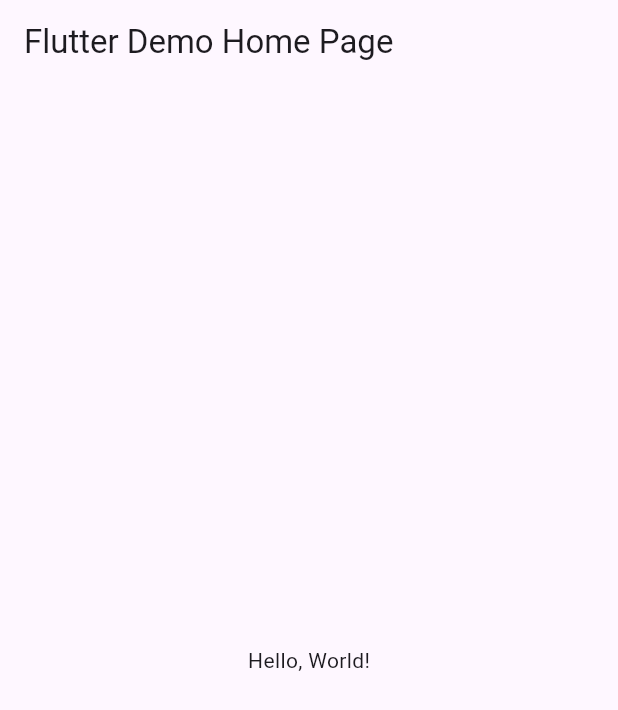
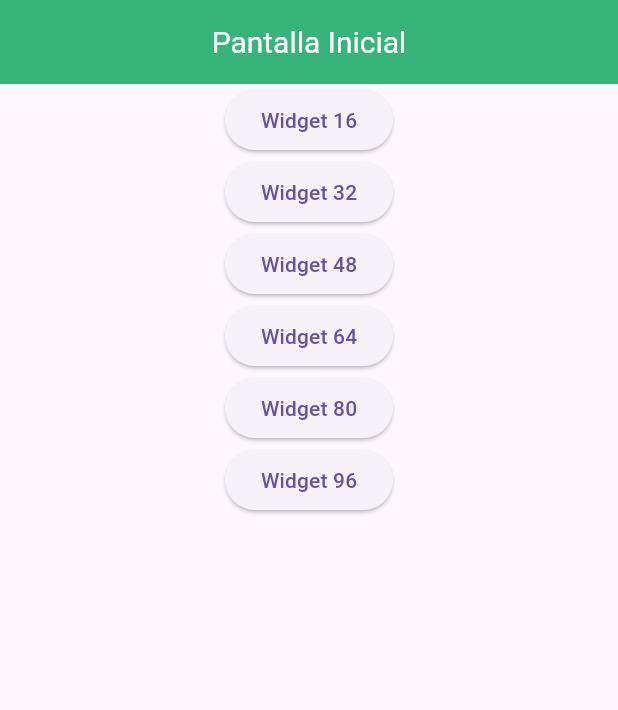
Before and after one commit to Alondra-Ramirez-Sandoval-1092/act7_android_1092, a Flutter app: the screen it shows after launch, on a phone screen of 412 x 824 dp. Shown: the top 710 px of the screen. Run offline on Flutter 3.47's test engine with Material 3 defaults, Android fonts, the phone set to English and light mode, and no system bars.

Commit message:
act 7 subida

```diff
--- a/lib/main.dart
+++ b/lib/main.dart
@@ -1,43 +1,33 @@
 import 'package:flutter/material.dart';
+import 'package:ramirezrutas/pagina_inicial.dart';
+import 'package:ramirezrutas/widget_cuarentayocho.dart';
+import 'package:ramirezrutas/widget_dieciseis.dart';
+import 'package:ramirezrutas/widget_noventayseis.dart';
+import 'package:ramirezrutas/widget_ochenta.dart';
+import 'package:ramirezrutas/widget_sesentaycuatro.dart';
+import 'package:ramirezrutas/widget_treintaydos.dart';
 
-void main() => runApp(MyApp());
+void main() => runApp(MiRutas());
 
-class MyApp extends StatelessWidget {
-  const MyApp({super.key});
-  // This widget is the root of your application.
+class MiRutas extends StatelessWidget {
+  const MiRutas({Key? key}) : super(key: key);
+
   @override
   Widget build(BuildContext context) {
     return MaterialApp(
-      // Application name
-      title: 'Flutter Hello World',
-      // Application theme data, you can set the colors for the application as
-      // you want
-      theme: ThemeData(
-        // useMaterial3: false,
-        primarySwatch: Colors.blue,
-      ),
-      // A widget which will be started on application startup
-      home: MyHomePage(title: 'Flutter Demo Home Page'),
+      debugShowCheckedModeBanner: false,
+      title: 'Rutas entre paginas',
+      routes: {
+        // When navigating to the "/" route, build the FirstScreen widget.
+        '/': (context) => const PantallaUno(),
+        // When navigating to the "/second" route, build the SecondScreen widget.
+        '/pantalla16': (context) => const WidgetDieciseis(),
+        '/pantalla32': (context) => const WidgetTreintaydos(),
+        '/pantalla48': (context) => const WidgetCuarentayocho(),
+        '/pantalla64': (context) => const WidgetSesentaycuatro(),
+        '/pantalla80': (context) => const WidgetOchenta(),
+        '/pantalla96': (context) => const WidgetNoventayseis(),
+      },
     );
   }
 }
-
-class MyHomePage extends StatelessWidget {
-  final String title;
-  const MyHomePage({super.key, required this.title});
-
-  @override
-  Widget build(BuildContext context) {
-    return Scaffold(
-      appBar: AppBar(
-        // The title text which will be shown on the action bar
-        title: Text(title),
-      ),
-      body: Center(
-        child: Text(
-          'Hello, World!',
-        ),
-      ),
-    );
-  }
-}
--- /dev/null
+++ b/lib/pagina_inicial.dart
@@ -0,0 +1,73 @@
+import 'package:flutter/material.dart';
+
+class PantallaUno extends StatelessWidget {
+  const PantallaUno({Key? key}) : super(key: key);
+
+  @override
+  Widget build(BuildContext context) {
+    return Scaffold(
+      appBar: AppBar(
+        backgroundColor: Color(0xff36b479), // Fondo menta
+        titleTextStyle: const TextStyle(
+          color: Colors.white, // Letra blanca
+          fontSize: 20.0, // Tamaño 20
+        ),
+        title: const Center(
+          child: Text('Pantalla Inicial'),
+        ),
+      ),
+      body: Column(
+        children: [
+          Center(
+            child: ElevatedButton(
+              onPressed: () {
+                Navigator.pushNamed(context, '/pantalla16');
+              },
+              child: const Text('Widget 16'),
+            ),
+          ),
+          Center(
+            child: ElevatedButton(
+              onPressed: () {
+                Navigator.pushNamed(context, '/pantalla32');
+              },
+              child: const Text('Widget 32'),
+            ),
+          ),
+          Center(
+            child: ElevatedButton(
+              onPressed: () {
+                Navigator.pushNamed(context, '/pantalla48');
+              },
+              child: const Text('Widget 48'),
+            ),
+          ),
+          Center(
+            child: ElevatedButton(
+              onPressed: () {
+                Navigator.pushNamed(context, '/pantalla64');
+              },
+              child: const Text('Widget 64'),
+            ),
+          ),
+          Center(
+            child: ElevatedButton(
+              onPressed: () {
+                Navigator.pushNamed(context, '/pantalla80');
+              },
+              child: const Text('Widget 80'),
+            ),
+          ),
+          Center(
+            child: ElevatedButton(
+              onPressed: () {
+                Navigator.pushNamed(context, '/pantalla96');
+              },
+              child: const Text('Widget 96'),
+            ),
+          ),
+        ],
+      ),
+    );
+  }
+}
```
Also changed, not shown: lib/widget_cuarentayocho.dart (added, +39 -0 lines), lib/widget_dieciseis.dart (added, +77 -0 lines), lib/widget_noventayseis.dart (added, +34 -0 lines), lib/widget_ochenta.dart (added, +73 -0 lines), lib/widget_sesentaycuatro.dart (added, +76 -0 lines), lib/widget_treintaydos.dart (added, +36 -0 lines).
